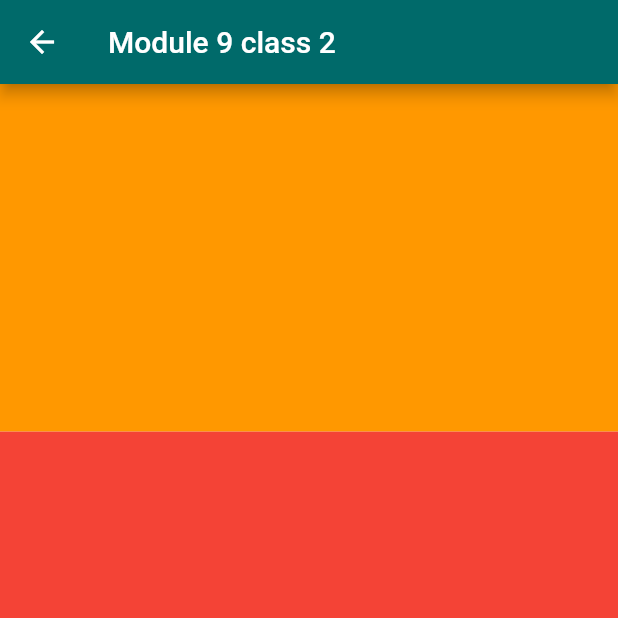
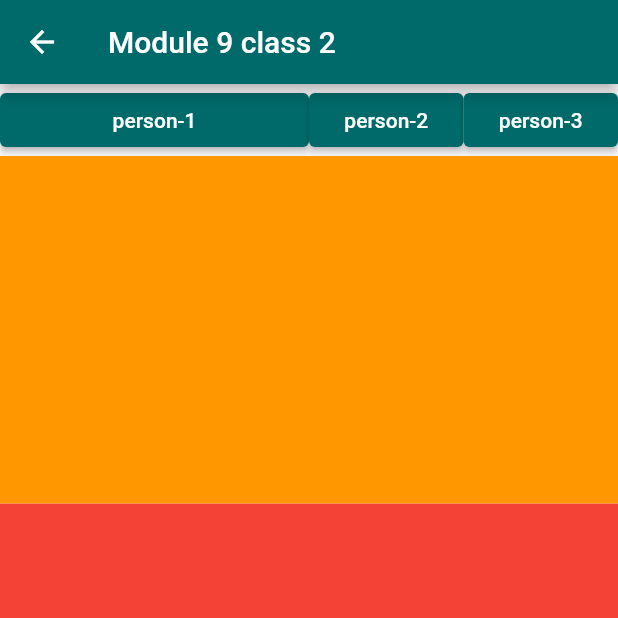
Before and after one commit to Maha6468/ostad_flutter_practice, a Flutter app: the M9C2 screen opened directly, on a phone screen of 412 x 824 dp, the top half of it. Run offline on Flutter 3.47's test engine with Material 3 defaults, Android fonts, the phone set to English and light mode, and no system bars.

Commit message:
Expanded

```diff
--- a/lib/Flutter_Practice/Module_9/class_2.dart
+++ b/lib/Flutter_Practice/Module_9/class_2.dart
@@ -17,6 +17,19 @@ class _M9C2State extends State<M9C2> {
       body:SingleChildScrollView(
         child: Column(
           children: [
+
+
+
+
+            Row(
+              children: [
+                Expanded(flex: 2,child: ElevatedButton(onPressed: (){}, child: Text('person-1'))),
+                Expanded(child: ElevatedButton(onPressed: (){}, child: Text('person-2'))),
+                Expanded(child: ElevatedButton(onPressed: (){}, child: Text('person-3'))),
+              ],
+            ),
+
+
             AspectRatio(aspectRatio: 16/9,
             child: Container(
               color: Colors.orange,
```
